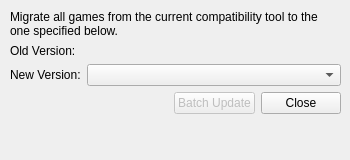
Above: pupgui2/resources/ui/pupgui2_ctbatchupdatedialog.ui from DavidoTek/ProtonUp-Qt before the change. Below: the same form after it.
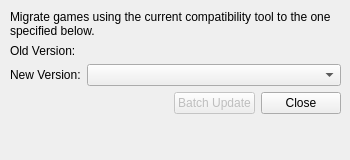
That is the form after the change.

What changed in the file:
```diff
--- a/pupgui2/resources/ui/pupgui2_ctbatchupdatedialog.ui
+++ b/pupgui2/resources/ui/pupgui2_ctbatchupdatedialog.ui
@@ -41,7 +41,7 @@
     <item>
      <widget class="QLabel" name="txtDescription">
       <property name="text">
-       <string>Migrate all games from the current compatibility tool to the one specified below.</string>
+       <string>Migrate games using the current compatibility tool to the one specified below.</string>
       </property>
       <property name="wordWrap">
        <bool>true</bool>
```
